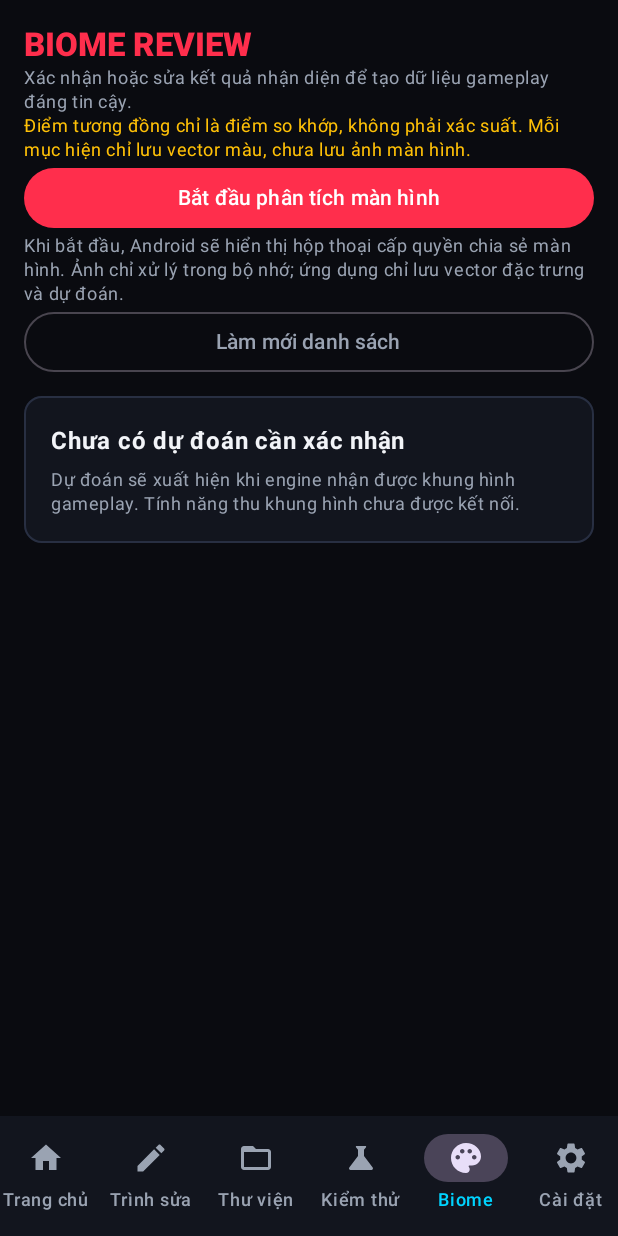
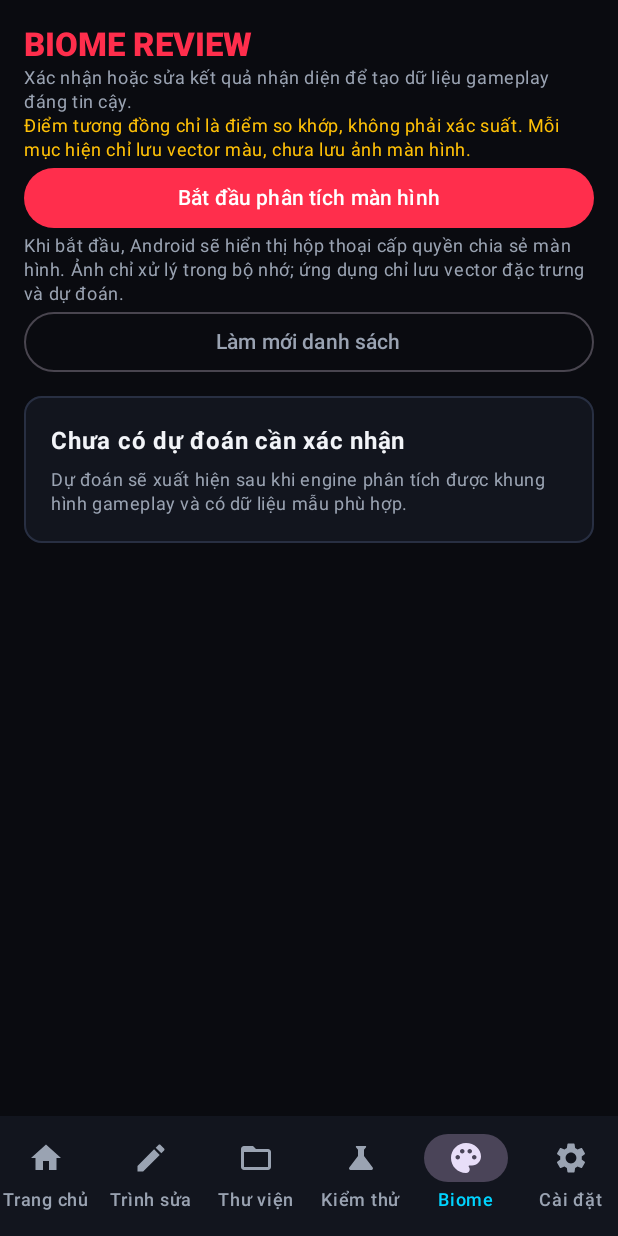
Before and after one commit to thanhtuanlk2008-collab/Build-MacroAndroid-Debug-APK, an Android app built with Jetpack Compose: the screen it shows after launch (MainActivity), item 5 of the bottom bar chosen, on a phone screen of 412 x 824 dp. Run offline under Robolectric (Android 15) with nearby library versions, the phone set to English and light mode, and no system bars; our stand-ins replace Room's generated code.

Commit message:
Correct biome capture empty-state guidance

```diff
--- a/MacroAndroid_GitHub_Actions_Ready/MacroAndroid/app/src/main/java/com/macro/app/ui/biome/BiomeReviewScreen.kt
+++ b/MacroAndroid_GitHub_Actions_Ready/MacroAndroid/app/src/main/java/com/macro/app/ui/biome/BiomeReviewScreen.kt
@@ -104,7 +104,7 @@ fun BiomeReviewScreen(
                     border = BorderStroke(1.dp, GamingColors.BorderSubtle)) {
                     Column(Modifier.fillMaxWidth().padding(18.dp), verticalArrangement = Arrangement.spacedBy(6.dp)) {
                         Text("Chưa có dự đoán cần xác nhận", fontWeight = FontWeight.Bold, color = GamingColors.TextPrimary)
-                        Text("Dự đoán sẽ xuất hiện khi engine nhận được khung hình gameplay. Tính năng thu khung hình chưa được kết nối.",
+                        Text("Dự đoán sẽ xuất hiện sau khi engine phân tích được khung hình gameplay và có dữ liệu mẫu phù hợp.",
                             style = MaterialTheme.typography.bodySmall, color = GamingColors.TextSecondary)
                     }
                 }
```
